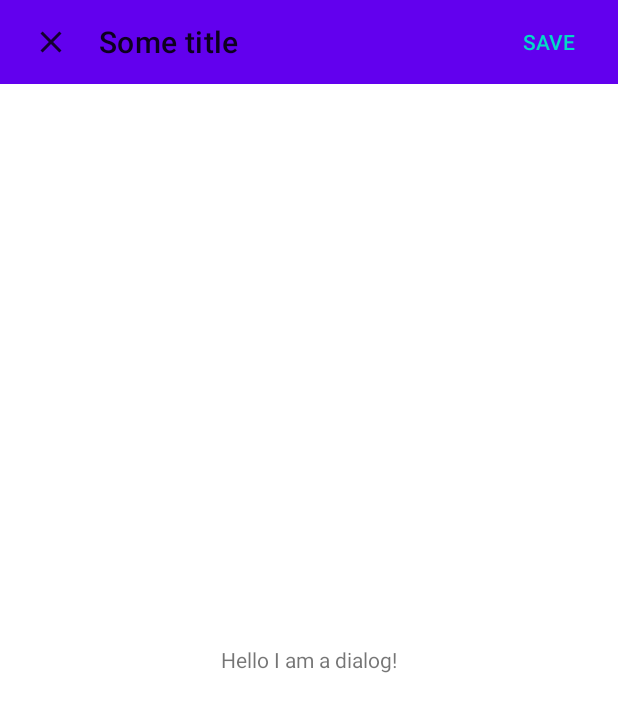
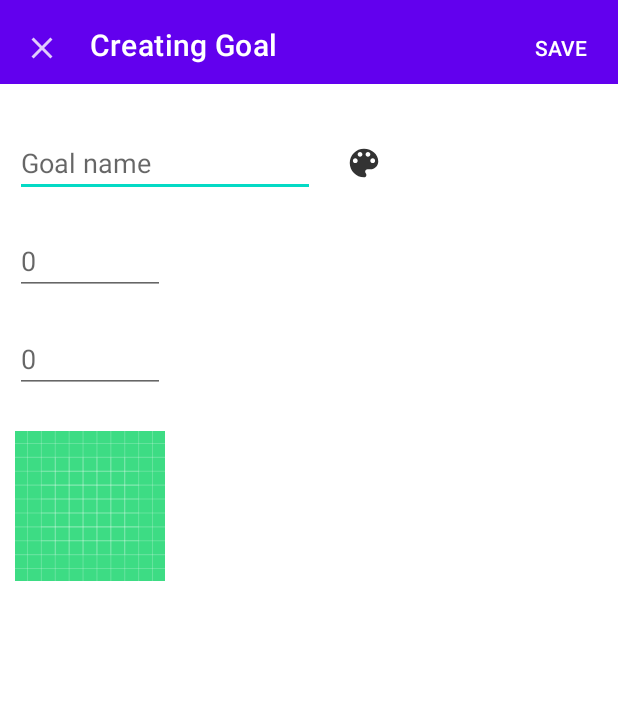
Before and after one commit to D1scoDancer/Lifetime, an Android app: the screen it shows after launch (MainActivity), after a tap on "Add", on a phone screen of 412 x 824 dp. Shown: the top 712 px of the screen. Run offline under Robolectric (Android 15) with nearby library versions, the phone set to English and light mode, and no system bars.

Commit message:
almost good goal_fragment.xml

```diff
--- a/app/src/main/java/ru/alekssey7227/lifetime/activities/MainActivity.java
+++ b/app/src/main/java/ru/alekssey7227/lifetime/activities/MainActivity.java
@@ -52,7 +52,7 @@ public class MainActivity extends AppCompatActivity implements View.OnClickListe
         // Добавление новой цели
         if (item.getItemId() == R.id.app_bar_add_goal) {
 
-           // TODO: call dialog here
+            // TODO: call dialog here
             GoalDialogFragment.display(getSupportFragmentManager());
 
 
--- a/app/src/main/java/ru/alekssey7227/lifetime/fragments/GoalDialogFragment.java
+++ b/app/src/main/java/ru/alekssey7227/lifetime/fragments/GoalDialogFragment.java
@@ -48,7 +48,7 @@ public class GoalDialogFragment extends DialogFragment {
         super.onViewCreated(view, savedInstanceState);
 
         toolbar.setNavigationOnClickListener(v -> dismiss());
-        toolbar.setTitle("Some title");
+        toolbar.setTitle("Creating Goal");
         toolbar.inflateMenu(R.menu.goal_dialog_menu);
         toolbar.setOnMenuItemClickListener(item -> {
             dismiss();
--- a/app/src/main/res/drawable-anydpi/ic_close_black.xml
+++ b/app/src/main/res/drawable-anydpi/ic_close.xml
@@ -3,7 +3,7 @@
     android:height="24dp"
     android:viewportWidth="24"
     android:viewportHeight="24"
-    android:tint="#000000"
+    android:tint="#fff"
     android:alpha="0.8">
   <path
       android:fillColor="@android:color/white"
--- /dev/null
+++ b/app/src/main/res/drawable-anydpi/ic_palete.xml
@@ -0,0 +1,11 @@
+<vector xmlns:android="http://schemas.android.com/apk/res/android"
+    android:width="24dp"
+    android:height="24dp"
+    android:viewportWidth="24"
+    android:viewportHeight="24"
+    android:tint="#000"
+    android:alpha="0.8">
+  <path
+      android:fillColor="@android:color/white"
+      android:pathData="M12,3c-4.97,0 -9,4.03 -9,9s4.03,9 9,9c0.83,0 1.5,-0.67 1.5,-1.5 0,-0.39 -0.15,-0.74 -0.39,-1.01 -0.23,-0.26 -0.38,-0.61 -0.38,-0.99 0,-0.83 0.67,-1.5 1.5,-1.5L16,16c2.76,0 5,-2.24 5,-5 0,-4.42 -4.03,-8 -9,-8zM6.5,12c-0.83,0 -1.5,-0.67 -1.5,-1.5S5.67,9 6.5,9 8,9.67 8,10.5 7.33,12 6.5,12zM9.5,8C8.67,8 8,7.33 8,6.5S8.67,5 9.5,5s1.5,0.67 1.5,1.5S10.33,8 9.5,8zM14.5,8c-0.83,0 -1.5,-0.67 -1.5,-1.5S13.67,5 14.5,5s1.5,0.67 1.5,1.5S15.33,8 14.5,8zM17.5,12c-0.83,0 -1.5,-0.67 -1.5,-1.5S16.67,9 17.5,9s1.5,0.67 1.5,1.5 -0.67,1.5 -1.5,1.5z"/>
+</vector>
--- a/app/src/main/res/layout/activity_main.xml
+++ b/app/src/main/res/layout/activity_main.xml
@@ -26,8 +26,7 @@
             android:layout_width="match_parent"
             android:layout_height="?attr/actionBarSize"
             android:theme="@style/ThemeOverlay.AppCompat.Dark"
-            app:layout_collapseMode="pin"
-            app:layout_scrollFlags="" />
+            app:layout_collapseMode="pin" />
 
 
     </com.google.android.material.appbar.AppBarLayout>
--- a/app/src/main/res/layout/goal_fragment.xml
+++ b/app/src/main/res/layout/goal_fragment.xml
@@ -7,30 +7,74 @@
     <com.google.android.material.appbar.AppBarLayout
         android:layout_width="match_parent"
         android:layout_height="wrap_content"
-        app:elevation="0dp">
+        android:theme="@style/ThemeOverlay.AppCompat.Dark"
+        app:elevation="0dp"
+        app:expanded="false"
+        app:liftOnScroll="true">
 
         <androidx.appcompat.widget.Toolbar
             android:id="@+id/toolbar"
             android:layout_width="match_parent"
             android:layout_height="?attr/actionBarSize"
-            android:paddingStart="6dp"
-            android:paddingEnd="16dp"
+            android:paddingStart="0dp"
+            android:paddingTop="4dp"
+            android:paddingEnd="8dp"
+            android:theme="@style/ThemeOverlay.AppCompat.Dark"
             app:contentInsetStartWithNavigation="0dp"
-            app:navigationIcon="@drawable/ic_close_black" />
+            app:layout_collapseMode="pin"
+            app:navigationIcon="@drawable/ic_close" />
 
     </com.google.android.material.appbar.AppBarLayout>
 
-    <FrameLayout
+    <RelativeLayout
         android:layout_width="match_parent"
         android:layout_height="match_parent"
+        android:padding="10dp"
         app:layout_behavior="@string/appbar_scrolling_view_behavior">
 
-        <TextView
-            android:layout_width="wrap_content"
+        <EditText
+            android:id="@+id/et_Name"
+            android:layout_width="200dp"
             android:layout_height="wrap_content"
-            android:layout_gravity="center"
-            android:text="Hello I am a dialog!" />
+            android:layout_marginTop="20dp"
+            android:hint="Goal name" />
 
-    </FrameLayout>
+        <ImageView
+            android:layout_width="25dp"
+            android:layout_height="25dp"
+            android:layout_marginLeft="20dp"
+            android:layout_marginTop="30dp"
+            android:layout_toEndOf="@id/et_Name"
+            android:src="@drawable/ic_palete"/>
+
+
+        <EditText
+            android:id="@+id/et_Time"
+            android:layout_width="100dp"
+            android:layout_height="wrap_content"
+            android:layout_below="@+id/et_Name"
+            android:layout_marginTop="20dp"
+            android:hint="0"
+            android:inputType="numberDecimal|number" />
+
+        <EditText
+            android:id="@+id/et_Iteration"
+            android:layout_width="100dp"
+            android:layout_height="wrap_content"
+            android:layout_below="@+id/et_Time"
+            android:layout_marginTop="20dp"
+            android:hint="0"
+            android:inputType="numberDecimal|number" />
+
+        <ImageView
+            android:id="@+id/iv_icon_chooser"
+            android:layout_width="100dp"
+            android:layout_height="100dp"
+            android:layout_below="@id/et_Iteration"
+            android:layout_marginTop="25dp"
+            android:src="@drawable/ic_launcher_background" />
+
+
+    </RelativeLayout>
 
 </androidx.coordinatorlayout.widget.CoordinatorLayout>
--- a/app/src/main/res/values/themes.xml
+++ b/app/src/main/res/values/themes.xml
@@ -20,7 +20,7 @@
         <item name="colorPrimary">@color/purple_500</item>
         <item name="android:windowIsFloating">false</item>
         <item name="android:windowBackground">@android:color/white</item>
-        <item name="actionMenuTextColor">@color/teal_200</item>
+        <item name="actionMenuTextColor">@color/white</item>
     </style>
 
     <style name="AppTheme.Slide">
```
Also changed, not shown: app/src/main/res/drawable-hdpi/ic_close.png (renamed from app/src/main/res/drawable-hdpi/ic_close_black.png), app/src/main/res/drawable-hdpi/ic_palete.png (added), app/src/main/res/drawable-mdpi/ic_close.png (renamed from app/src/main/res/drawable-mdpi/ic_close_black.png), app/src/main/res/drawable-xhdpi/ic_close.png (renamed from app/src/main/res/drawable-xhdpi/ic_close_black.png), app/src/main/res/drawable-xhdpi/ic_palete.png (added), app/src/main/res/drawable-xxhdpi/ic_close_black.png (deleted).
